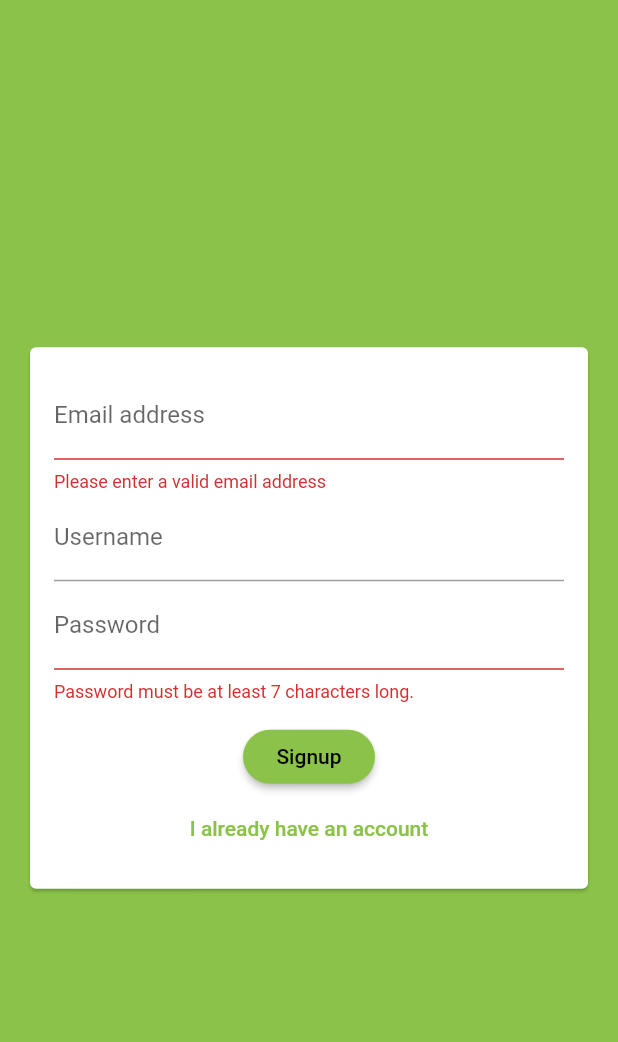
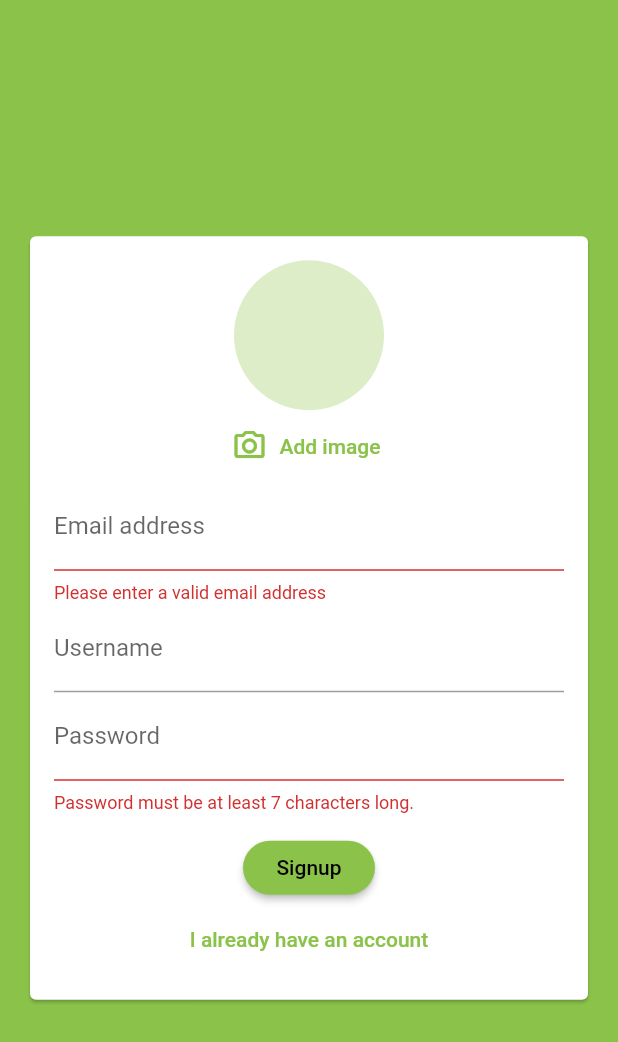
Before and after one commit to vyashh/flutter_course_chat_app, a Flutter app: the screen it shows after launch, after a tap on "Login", after a tap on "Create new account", on a phone screen of 412 x 824 dp. Shown: the top 1042 px of the screen. Run offline on Flutter 3.47's test engine with Material 2 defaults, Android fonts, the phone set to English and light mode, and no system bars; our stand-ins replace cloud_firestore, firebase_auth, firebase_storage, image_picker; accounts and stored records are empty.

Commit message:
added user images

```diff
--- a/lib/screens/auth_screen.dart
+++ b/lib/screens/auth_screen.dart
@@ -1,3 +1,5 @@
+import 'dart:io';
+import 'package:firebase_storage/firebase_storage.dart';
 import 'package:flutter/material.dart';
 import 'package:firebase_auth/firebase_auth.dart';
 import 'package:cloud_firestore/cloud_firestore.dart';
@@ -17,6 +19,7 @@ class _AuthScreenState extends State<AuthScreen> {
     String email,
     String password,
     String username,
+    File image,
     bool isLogin,
     BuildContext ctx,
     // omdat auth_screen alleen een andere widget inlaadt, heeft het geen context.
@@ -38,12 +41,23 @@ class _AuthScreenState extends State<AuthScreen> {
           email: email,
           password: password,
         );
+
+        final ref = FirebaseStorage.instance
+            .ref()
+            .child('user_image')
+            .child(authResult.user.uid + '.jpg');
+
+        await ref.putFile(image).onComplete;
+
+        final url = await ref.getDownloadURL();
+
         await Firestore.instance
             .collection('users')
             .document(authResult.user.uid)
             .setData({
           'username': username,
-          'email': email
+          'email': email,
+          'image_url': url
         }); // maak user document aan in firestore
       }
     } on PlatformException catch (error) {
--- a/lib/widgets/auth/auth_form.dart
+++ b/lib/widgets/auth/auth_form.dart
@@ -1,10 +1,13 @@
+import 'dart:io';
 import 'package:flutter/material.dart';
+import '../pickers/user_image_picker.dart';
 
 class AuthForm extends StatefulWidget {
   final void Function(
     String email,
     String password,
     String userName,
+    File image,
     bool isLogin,
     BuildContext ctx,
   ) submitFn; // verwacht een functie die vanuit een andere locatie wordt meegegeven.
@@ -23,10 +26,25 @@ class _AuthFormState extends State<AuthForm> {
   var _userEmail = '';
   var _userName = '';
   var _userPassword = '';
+  File _userImageFile;
+
+  void _pickedImage(File image) {
+    _userImageFile = image;
+  }
 
   void _trySubmit() {
     final isValid = _formKey.currentState.validate();
     FocusScope.of(context).unfocus(); // sluit softkeyboard.
+
+    if (_userImageFile == null && !_isLogin) {
+      Scaffold.of(context).showSnackBar(
+        SnackBar(
+          content: Text('Please pick an image.'),
+          backgroundColor: Theme.of(context).errorColor,
+        ),
+      );
+      return;
+    }
 
     if (isValid) {
       _formKey.currentState.save();
@@ -34,11 +52,10 @@ class _AuthFormState extends State<AuthForm> {
         _userEmail.trim(),
         _userPassword.trim(),
         _userName.trim(),
+        _userImageFile,
         _isLogin,
         context,
       );
-
-      // gebruik de waarden om een auth request te sturen naar firebase
     }
   }
 
@@ -56,6 +73,7 @@ class _AuthFormState extends State<AuthForm> {
                 mainAxisSize:
                     MainAxisSize.min, // neem zo min mogelijk height op.
                 children: <Widget>[
+                  if (!_isLogin) UserImagePicker(_pickedImage),
                   TextFormField(
                     key: ValueKey('email'),
                     validator: (value) {
--- a/lib/widgets/pickers/user_image_picker.dart
+++ b/lib/widgets/pickers/user_image_picker.dart
@@ -1,21 +1,40 @@
+import 'dart:io';
 import 'package:flutter/material.dart';
+import 'package:image_picker/image_picker.dart';
 
 class UserImagePicker extends StatefulWidget {
+  final void Function(File pickedImage) imagePickFn;
+
+  UserImagePicker(this.imagePickFn);
+
   @override
   _UserImagePickerState createState() => _UserImagePickerState();
 }
 
 class _UserImagePickerState extends State<UserImagePicker> {
+  File _pickedImage;
+
+  void _pickImage() async {
+    final pickedImageFile = await ImagePicker.pickImage(
+        source: ImageSource.camera, imageQuality: 50, maxWidth: 150);
+    setState(() {
+      _pickedImage = pickedImageFile;
+    });
+    widget.imagePickFn(pickedImageFile);
+  }
+
   @override
   Widget build(BuildContext context) {
     return Column(
       children: [
         CircleAvatar(
           radius: 50,
+          backgroundImage:
+              _pickedImage != null ? FileImage(_pickedImage) : null,
         ),
         FlatButton.icon(
           textColor: Theme.of(context).primaryColor,
-          onPressed: () {},
+          onPressed: _pickImage,
           icon: Icon(Icons.camera_alt_outlined),
           label: Text('Add image'),
         ),
--- a/pubspec.yaml
+++ b/pubspec.yaml
@@ -24,8 +24,9 @@ dependencies:
   flutter:
     sdk: flutter
   cloud_firestore: 0.13.5
-  firebase_auth: 0.16.1
+  firebase_auth: ^0.16.0
   image_picker: ^0.6.7+12
+  firebase_storage: ^3.1.5
 
   # The following adds the Cupertino Icons font to your application.
   # Use with the CupertinoIcons class for iOS style icons.
```
Also changed, not shown: pubspec.lock.
